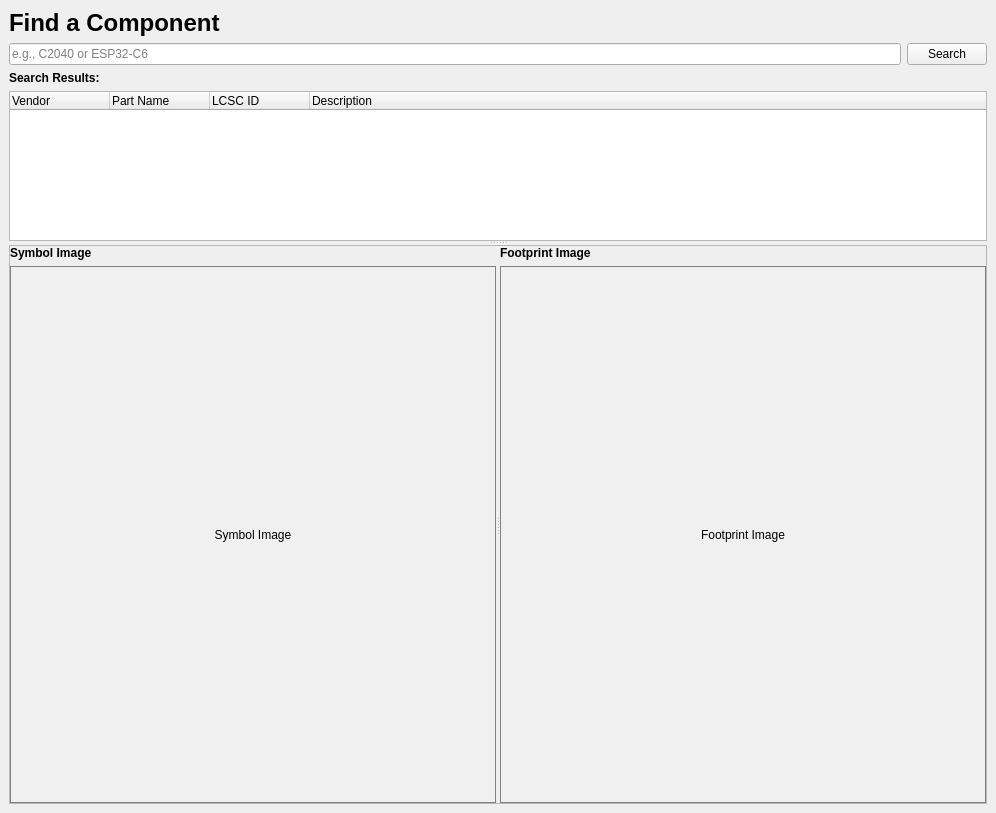
First picture: the form in ui/page_search.ui, repository z3ugma/webparts-librepcb, before the edit.
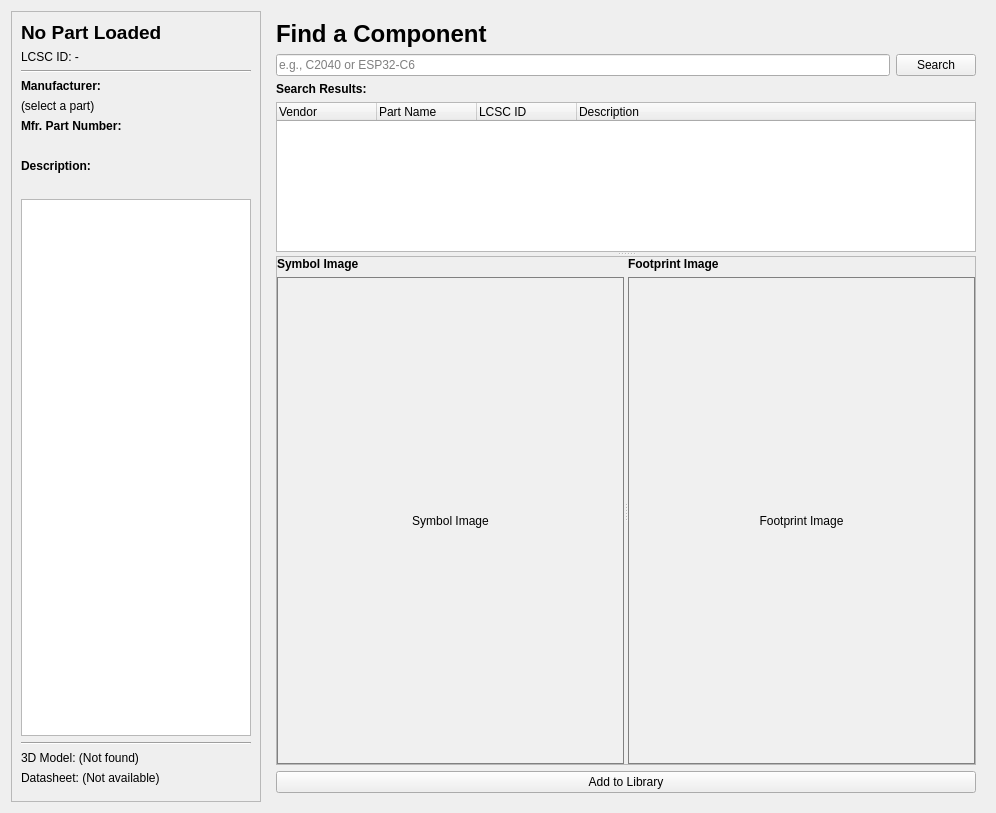
Second picture: the form after the edit.

Commit message: Refactor: Modularize UI into Library/Search Workflows

Patch:
```diff
--- a/ui/page_search.ui
+++ b/ui/page_search.ui
@@ -13,6 +13,182 @@
   <property name="windowTitle">
    <string>Form</string>
   </property>
+  <layout class="QHBoxLayout" name="horizontalLayout_SearchPage" stretch="1,3">
+   <item>
+    <widget class="QFrame" name="contextFrame">
+     <property name="minimumSize">
+      <size>
+       <width>250</width>
+       <height>0</height>
+      </size>
+     </property>
+     <property name="frameShape">
+      <enum>QFrame::StyledPanel</enum>
+     </property>
+     <layout class="QVBoxLayout" name="verticalLayout_Context">
+      <item>
+       <widget class="QLabel" name="label_PartTitle">
+        <property name="font">
+         <font>
+          <pointsize>14</pointsize>
+          <weight>75</weight>
+          <bold>true</bold>
+         </font>
+        </property>
+        <property name="text">
+         <string>No Part Loaded</string>
+        </property>
+        <property name="wordWrap">
+         <bool>true</bool>
+        </property>
+       </widget>
+      </item>
+      <item>
+       <widget class="QLabel" name="label_LcscId">
+        <property name="text">
+         <string>LCSC ID: -</string>
+        </property>
+       </widget>
+      </item>
+      <item>
+       <widget class="Line" name="line_2">
+        <property name="orientation">
+         <enum>Qt::Horizontal</enum>
+        </property>
+       </widget>
+      </item>
+      <item>
+       <widget class="QLabel" name="mfn_label">
+        <property name="font">
+         <font>
+          <weight>75</weight>
+          <bold>true</bold>
+         </font>
+        </property>
+        <property name="text">
+         <string>Manufacturer:</string>
+        </property>
+       </widget>
+      </item>
+      <item>
+       <widget class="QLabel" name="mfn_value">
+        <property name="text">
+         <string>(select a part)</string>
+        </property>
+        <property name="wordWrap">
+         <bool>true</bool>
+        </property>
+        <property name="textInteractionFlags">
+         <set>Qt::TextSelectableByMouse</set>
+        </property>
+       </widget>
+      </item>
+      <item>
+       <widget class="QLabel" name="mfn_part_label">
+        <property name="font">
+         <font>
+          <weight>75</weight>
+          <bold>true</bold>
+         </font>
+        </property>
+        <property name="text">
+         <string>Mfr. Part Number:</string>
+        </property>
+       </widget>
+      </item>
+      <item>
+       <widget class="QLabel" name="mfn_part_value">
+        <property name="text">
+         <string/>
+        </property>
+        <property name="wordWrap">
+         <bool>true</bool>
+        </property>
+        <property name="textInteractionFlags">
+         <set>Qt::TextSelectableByMouse</set>
+        </property>
+       </widget>
+      </item>
+      <item>
+       <widget class="QLabel" name="description_label">
+        <property name="font">
+         <font>
+          <weight>75</weight>
+          <bold>true</bold>
+         </font>
+        </property>
+        <property name="text">
+         <string>Description:</string>
+        </property>
+       </widget>
+      </item>
+      <item>
+       <widget class="QLabel" name="description_value">
+        <property name="text">
+         <string/>
+        </property>
+        <property name="wordWrap">
+         <bool>true</bool>
+        </property>
+        <property name="textInteractionFlags">
+         <set>Qt::TextSelectableByMouse</set>
+        </property>
+       </widget>
+      </item>
+      <item>
+       <widget class="QGraphicsView" name="image_hero_view">
+        <property name="toolTip">
+         <string>Pan by dragging, zoom with scroll wheel.</string>
+        </property>
+        <property name="minimumSize">
+         <size>
+          <width>0</width>
+          <height>250</height>
+         </size>
+        </property>
+        <property name="dragMode">
+         <enum>QGraphicsView::ScrollHandDrag</enum>
+        </property>
+        <property name="renderHints">
+         <set>QPainter::Antialiasing|QPainter::SmoothPixmapTransform</set>
+        </property>
+       </widget>
+      </item>
+      <item>
+       <widget class="Line" name="line_datasheet">
+        <property name="orientation">
+         <enum>Qt::Horizontal</enum>
+        </property>
+       </widget>
+      </item>
+      <item>
+       <widget class="QLabel" name="label_3dModelStatus">
+        <property name="text">
+         <string>3D Model: (Not found)</string>
+        </property>
+       </widget>
+      </item>
+      <item>
+       <widget class="QLabel" name="datasheetLink">
+        <property name="text">
+         <string>Datasheet: (Not available)</string>
+        </property>
+        <property name="openExternalLinks">
+         <bool>true</bool>
+        </property>
+       </widget>
+      </item>
+      <item>
+       <spacer name="verticalSpacer">
+        <property name="orientation">
+         <enum>Qt::Vertical</enum>
+        </property>
+       </spacer>
+      </item>
+     </layout>
+    </widget>
+   </item>
+   <item>
   <layout class="QVBoxLayout" name="verticalLayout_Search" stretch="0,0,0,1">
    <property name="spacing">
     <number>6</number>
@@ -223,6 +399,15 @@
       </layout>
      </widget>
     </widget>
+     </item>
+     <item>
+      <widget class="QPushButton" name="add_to_library_button">
+       <property name="text">
+        <string>Add to Library</string>
+       </property>
+      </widget>
+     </item>
+    </layout>
    </item>
   </layout>
  </widget>
```
Lines whose indentation alone changed are shown as unchanged. The commit also changes 18 other files.
